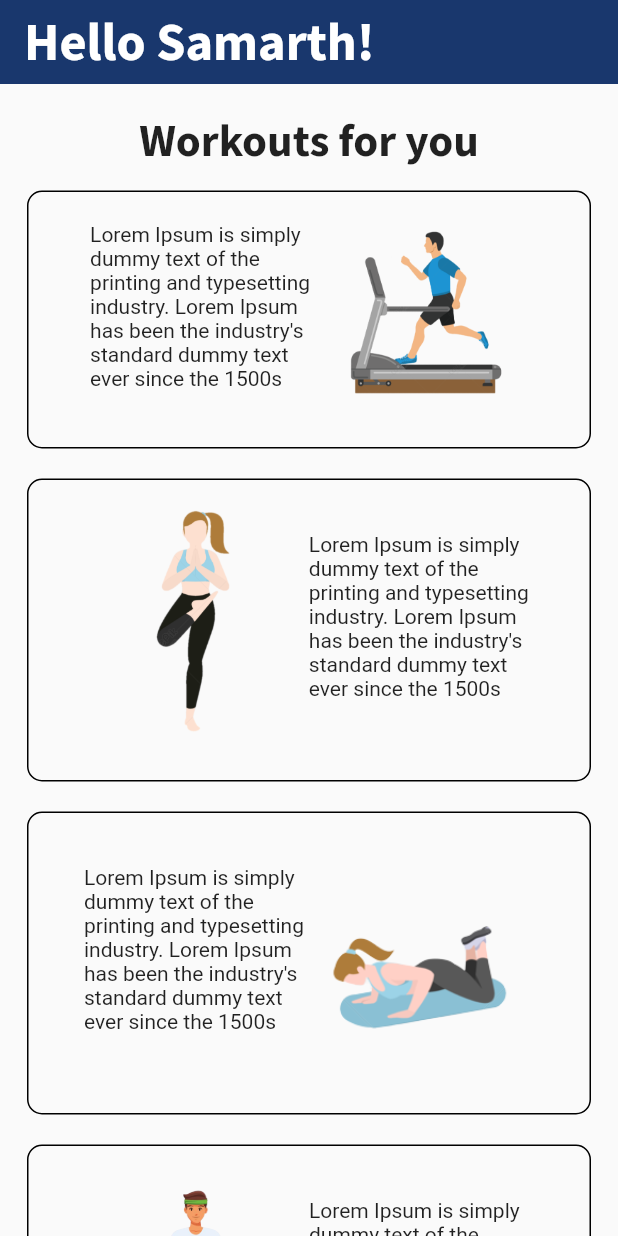
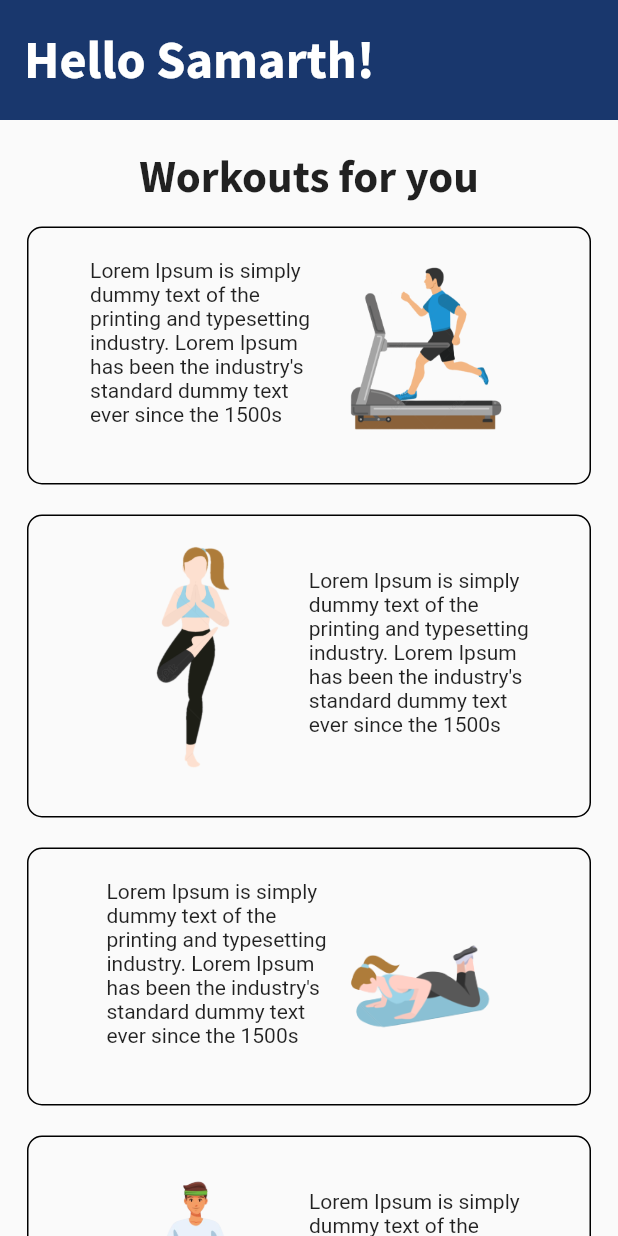
Before and after one commit to Sxmxrth/CalFit-Mini-Project, a Flutter app: the fitnessCenter screen opened directly, on a phone screen of 412 x 824 dp. Run offline on Flutter 3.47's test engine with Material 2 defaults, Android fonts, the light colour scheme and no system bars; our stand-ins replace pedometer.

Commit message:
Reusable card made for workouts

```diff
--- a/cal_fit/lib/screens/fitnessCenter.dart
+++ b/cal_fit/lib/screens/fitnessCenter.dart
@@ -1,9 +1,7 @@
 // ignore_for_file: prefer_const_literals_to_create_immutables, prefer_const_constructors
 
 import 'package:flutter/material.dart';
-import 'package:flutter/src/widgets/framework.dart';
-import 'package:flutter/src/widgets/placeholder.dart';
-import 'package:remove_background/remove_background.dart';
+import 'package:cal_fit/widgets/reusableCard.dart';
 
 class fitnessCenter extends StatefulWidget {
   const fitnessCenter({super.key});
@@ -17,6 +15,7 @@ class _fitnessCenterState extends State<fitnessCenter> {
   Widget build(BuildContext context) {
     return Scaffold(
       appBar: AppBar(
+        toolbarHeight: 80,
         elevation: 0,
         automaticallyImplyLeading: false,
         backgroundColor: Color(0xff19376D),
@@ -44,145 +43,30 @@ class _fitnessCenterState extends State<fitnessCenter> {
               SizedBox(
                 height: 15,
               ),
-              Container(
-                padding: EdgeInsets.only(top: 20),
-                decoration: BoxDecoration(
-                    border: Border.all(color: Colors.black),
-                    borderRadius: BorderRadius.circular(10)),
-                child: Row(
-                  mainAxisAlignment: MainAxisAlignment.center,
-                  crossAxisAlignment: CrossAxisAlignment.center,
-                  children: [
-                    Container(
-                      width: 150,
-                      height: 150,
-                      child: Text(
-                        "Lorem Ipsum is simply dummy text of the printing and typesetting industry. Lorem Ipsum has been the industry's standard dummy text ever since the 1500s",
-                        style: TextStyle(fontSize: 14),
-                      ),
-                    ),
-                    Container(
-                      margin: EdgeInsets.only(bottom: 30),
-                      child: Image.asset(
-                        "images/cardio.png",
-                        height: 120,
-                      ),
-                    ),
-                  ],
-                ),
-              ),
+              CardImageRight(
+                  image: "images/cardio.png",
+                  content:
+                      "Lorem Ipsum is simply dummy text of the printing and typesetting industry. Lorem Ipsum has been the industry's standard dummy text ever since the 1500s"),
               SizedBox(height: 20),
-              Container(
-                padding: EdgeInsets.only(top: 20),
-                decoration: BoxDecoration(
-                    border: Border.all(color: Colors.black),
-                    borderRadius: BorderRadius.circular(10)),
-                child: Row(
-                  mainAxisAlignment: MainAxisAlignment.center,
-                  crossAxisAlignment: CrossAxisAlignment.center,
-                  children: [
-                    Container(
-                      margin: EdgeInsets.only(bottom: 30),
-                      child: Image.asset(
-                        "images/core.png",
-                        height: 150,
-                      ),
-                    ),
-                    Container(
-                      width: 150,
-                      height: 150,
-                      child: Text(
-                        "Lorem Ipsum is simply dummy text of the printing and typesetting industry. Lorem Ipsum has been the industry's standard dummy text ever since the 1500s",
-                        style: TextStyle(fontSize: 14),
-                      ),
-                    ),
-                  ],
-                ),
-              ),
+              CardImageLeft(
+                  image: "images/core.png",
+                  content:
+                      "Lorem Ipsum is simply dummy text of the printing and typesetting industry. Lorem Ipsum has been the industry's standard dummy text ever since the 1500s"),
               SizedBox(height: 20),
-              Container(
-                padding: EdgeInsets.only(top: 20),
-                decoration: BoxDecoration(
-                    border: Border.all(color: Colors.black),
-                    borderRadius: BorderRadius.circular(10)),
-                child: Row(
-                  mainAxisAlignment: MainAxisAlignment.center,
-                  crossAxisAlignment: CrossAxisAlignment.center,
-                  children: [
-                    Container(
-                      width: 150,
-                      height: 150,
-                      child: Text(
-                        "Lorem Ipsum is simply dummy text of the printing and typesetting industry. Lorem Ipsum has been the industry's standard dummy text ever since the 1500s",
-                        style: TextStyle(fontSize: 14),
-                      ),
-                    ),
-                    Container(
-                      margin: EdgeInsets.only(bottom: 30),
-                      child: Image.asset(
-                        "images/chest.png",
-                        height: 150,
-                      ),
-                    ),
-                  ],
-                ),
-              ),
+              CardImageRight(
+                  image: "images/chest.png",
+                  content:
+                      "Lorem Ipsum is simply dummy text of the printing and typesetting industry. Lorem Ipsum has been the industry's standard dummy text ever since the 1500s"),
               SizedBox(height: 20),
-              Container(
-                padding: EdgeInsets.only(top: 20),
-                decoration: BoxDecoration(
-                    border: Border.all(color: Colors.black),
-                    borderRadius: BorderRadius.circular(10)),
-                child: Row(
-                  mainAxisAlignment: MainAxisAlignment.center,
-                  crossAxisAlignment: CrossAxisAlignment.center,
-                  children: [
-                    Container(
-                      margin: EdgeInsets.only(bottom: 30),
-                      child: Image.asset(
-                        "images/back.png",
-                        height: 150,
-                      ),
-                    ),
-                    Container(
-                      width: 150,
-                      height: 150,
-                      child: Text(
-                        "Lorem Ipsum is simply dummy text of the printing and typesetting industry. Lorem Ipsum has been the industry's standard dummy text ever since the 1500s",
-                        style: TextStyle(fontSize: 14),
-                      ),
-                    ),
-                  ],
-                ),
-              ),
+              CardImageLeft(
+                  image: "images/back.png",
+                  content:
+                      "Lorem Ipsum is simply dummy text of the printing and typesetting industry. Lorem Ipsum has been the industry's standard dummy text ever since the 1500s"),
               SizedBox(height: 20),
-              Container(
-                padding: EdgeInsets.only(top: 20),
-                decoration: BoxDecoration(
-                    border: Border.all(color: Colors.black),
-                    borderRadius: BorderRadius.circular(10)),
-                child: Row(
-                  mainAxisAlignment: MainAxisAlignment.center,
-                  crossAxisAlignment: CrossAxisAlignment.center,
-                  children: [
-                    Container(
-                      width: 150,
-                      height: 150,
-                      child: Text(
-                        "Lorem Ipsum is simply dummy text of the printing and typesetting industry. Lorem Ipsum has been the industry's standard dummy text ever since the 1500s",
-                        style: TextStyle(fontSize: 14),
-                      ),
-                    ),
-                    Container(
-                      margin: EdgeInsets.only(bottom: 30),
-                      child: Image.asset(
-                        "images/legs.png",
-                        height: 150,
-                      ),
-                    ),
-                  ],
-                ),
-              ),
+              CardImageRight(
+                  image: "images/legs.png",
+                  content:
+                      "Lorem Ipsum is simply dummy text of the printing and typesetting industry. Lorem Ipsum has been the industry's standard dummy text ever since the 1500s"),
             ],
           ),
         ],
--- a/cal_fit/lib/screens/profilePage.dart
+++ b/cal_fit/lib/screens/profilePage.dart
@@ -140,7 +140,6 @@ class _ProfilePageState extends State<ProfilePage> {
                     fontWeight: FontWeight.bold,
                     fontFamily: 'SourceSansPro'),
               ),
-              spaceBelow(),
               Form(
                 child: Column(
                   children: [
--- /dev/null
+++ b/cal_fit/lib/widgets/reusableCard.dart
@@ -0,0 +1,76 @@
+// ignore_for_file: file_names, use_key_in_widget_constructors, prefer_const_constructors
+import 'package:flutter/material.dart';
+import 'package:flutter/src/widgets/framework.dart';
+import 'package:flutter/src/widgets/placeholder.dart';
+
+class CardImageRight extends StatelessWidget {
+  String image, content;
+  CardImageRight({required this.image, required this.content});
+
+  @override
+  Widget build(BuildContext context) {
+    return Container(
+      padding: EdgeInsets.only(top: 20),
+      decoration: BoxDecoration(
+          border: Border.all(color: Colors.black),
+          borderRadius: BorderRadius.circular(10)),
+      child: Row(
+        mainAxisAlignment: MainAxisAlignment.center,
+        crossAxisAlignment: CrossAxisAlignment.center,
+        children: [
+          Container(
+            width: 150,
+            height: 150,
+            child: Text(
+              content,
+              style: TextStyle(fontSize: 14),
+            ),
+          ),
+          Container(
+            margin: EdgeInsets.only(bottom: 30),
+            child: Image.asset(
+              image,
+              height: 120,
+            ),
+          ),
+        ],
+      ),
+    );
+  }
+}
+
+class CardImageLeft extends StatelessWidget {
+  String image, content;
+  CardImageLeft({required this.image, required this.content});
+
+  @override
+  Widget build(BuildContext context) {
+    return Container(
+      padding: EdgeInsets.only(top: 20),
+      decoration: BoxDecoration(
+          border: Border.all(color: Colors.black),
+          borderRadius: BorderRadius.circular(10)),
+      child: Row(
+        mainAxisAlignment: MainAxisAlignment.center,
+        crossAxisAlignment: CrossAxisAlignment.center,
+        children: [
+          Container(
+            margin: EdgeInsets.only(bottom: 30),
+            child: Image.asset(
+              image,
+              height: 150,
+            ),
+          ),
+          Container(
+            width: 150,
+            height: 150,
+            child: Text(
+              content,
+              style: TextStyle(fontSize: 14),
+            ),
+          ),
+        ],
+      ),
+    );
+  }
+}
```
